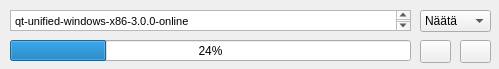
brucezhang80/Download_manager, file downloaditem.ui: the form before one commit.
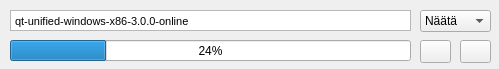
The form after the commit. Icons and pictures are not drawn.

Commit message: Added delete functionality to download list, adjustments to UI elements (disable scrolling, input field change).

The edit to the form file:
```diff
--- a/downloaditem.ui
+++ b/downloaditem.ui
@@ -22,6 +22,18 @@
      <height>21</height>
     </rect>
    </property>
+   <property name="inputMethodHints">
+    <set>Qt::ImhNone</set>
+   </property>
+   <property name="verticalScrollBarPolicy">
+    <enum>Qt::ScrollBarAlwaysOff</enum>
+   </property>
+   <property name="horizontalScrollBarPolicy">
+    <enum>Qt::ScrollBarAlwaysOff</enum>
+   </property>
+   <property name="sizeAdjustPolicy">
+    <enum>QAbstractScrollArea::AdjustToContentsOnFirstShow</enum>
+   </property>
    <property name="html">
     <string>&lt;!DOCTYPE HTML PUBLIC &quot;-//W3C//DTD HTML 4.0//EN&quot; &quot;http://www.w3.org/TR/REC-html40/strict.dtd&quot;&gt;
 &lt;html&gt;&lt;head&gt;&lt;meta name=&quot;qrichtext&quot; content=&quot;1&quot; /&gt;&lt;style type=&quot;text/css&quot;&gt;
```
Left out of the diff: 2 changed lines with no effect on the pictures. The commit also changes 7 other files.
